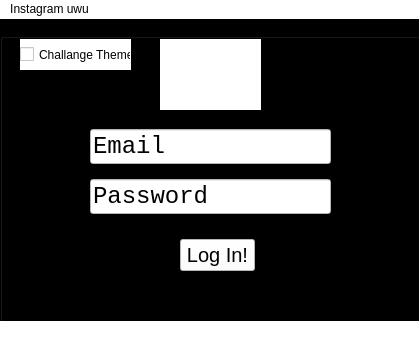
The window that mainwindow.ui (symphony701/Trabajo_AED) describes before a commit, drawn with Qt 5.
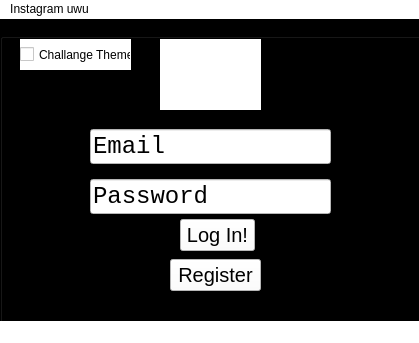
The same window after the commit. Icons and pictures are not drawn.

The edit to the form file:
```diff
--- a/mainwindow.ui
+++ b/mainwindow.ui
@@ -117,7 +117,7 @@
      <property name="geometry">
       <rect>
        <x>180</x>
-       <y>220</y>
+       <y>200</y>
        <width>75</width>
        <height>32</height>
       </rect>
@@ -144,6 +144,24 @@
       <string>Challange Theme</string>
      </property>
     </widget>
+    <widget class="QPushButton" name="Register">
+     <property name="geometry">
+      <rect>
+       <x>170</x>
+       <y>240</y>
+       <width>91</width>
+       <height>32</height>
+      </rect>
+     </property>
+     <property name="font">
+      <font>
+       <pointsize>15</pointsize>
+      </font>
+     </property>
+     <property name="text">
+      <string>Register</string>
+     </property>
+    </widget>
    </widget>
   </widget>
   <widget class="QMenuBar" name="menubar">
```
Left out of the diff: 2 changed lines with no effect on the pictures.
